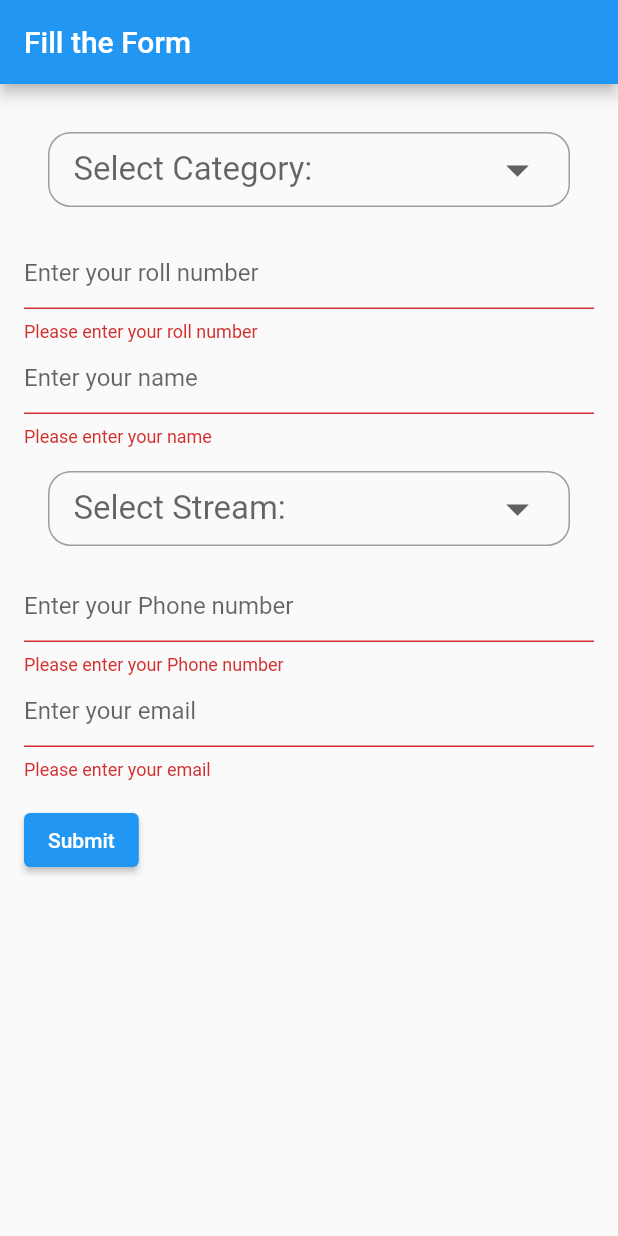
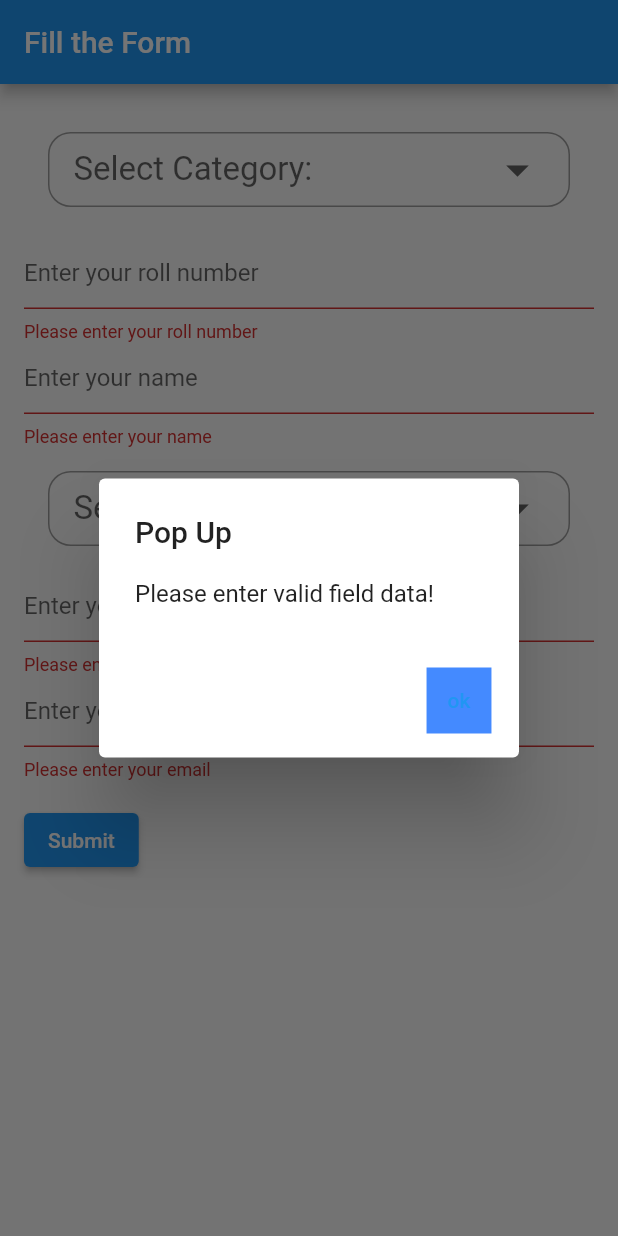
Before and after one commit to aadhi-prem/Duty-Normalizer-App, a Flutter app: the MyCustomForm screen opened directly, after a tap on "Submit", on a phone screen of 412 x 824 dp. Run offline on Flutter 3.47's test engine with Material 2 defaults, Android fonts, the phone set to English and light mode, and no system bars; our stand-ins replace csv, email_validator, file_picker, fluttertoast, sqflite; missing offline and left inert: dart:ffi; accounts and stored records are empty.

Commit message:
Update add_indv.dart
Add inidividually with validation

```diff
--- a/lib/add_indv.dart
+++ b/lib/add_indv.dart
@@ -31,6 +31,7 @@ class MyCustomFormState extends State<MyCustomForm> {
   final _formKey = GlobalKey<FormState>();
   String?batch;
   String?rollno;
+  String?rollno1;
   String?name;
   String?dep;
   String?phno;
@@ -39,6 +40,8 @@ class MyCustomFormState extends State<MyCustomForm> {
   late String newValue2;
   List _deptList=["CSE","CE","EEE","ECE","ME","CHE","EP","PE","MSE","BT","AR","MCA"];
   List _catList=["MTech","PhD","Adhoc"];
+  String mychar='';
+  //String mychar1='';
   @override
   Widget build(BuildContext context) {
     return Scaffold(
@@ -91,14 +94,36 @@ class MyCustomFormState extends State<MyCustomForm> {
                   hintText: 'Enter your roll number',
                 ),
                 validator: (value) {
+                  //value=value?.toUpperCase();
                   if (value==null||value.isEmpty) {
                     //debugPrint("1");
                     return 'Please enter your roll number';
                   }
+                  if(batch=='MTech')
+                  {
+                    mychar='M';
+                    //mychar1='m';
+                  }
+                  else if(batch=='PhD')
+                  {
+                    mychar='P';
+                    //mychar1='p';
+                  } else
+                  {
+                    mychar='A';
+                   // mychar1='a';
+                  }
+                    if (value.toUpperCase().startsWith(mychar)==false) {
+                      debugPrint("NO: starts with correct letter");
+                      return 'Invalid Roll number';
+                    }
+
                   return null;
                 },
                 onSaved: (value) {
-                  rollno = value;
+                  rollno1 = value;
+                  rollno=rollno1?.toUpperCase();
+                  debugPrint(rollno);
                 },
               ),
 
@@ -175,6 +200,8 @@ class MyCustomFormState extends State<MyCustomForm> {
                     // debugPrint("4");
                     return 'Please enter your email';
                   }
+                  if(validateEmail(value)==false)
+                    return 'Invalid Email';
                   return null;
                 },
                 onSaved: (value) {
@@ -196,28 +223,63 @@ class MyCustomFormState extends State<MyCustomForm> {
                       debugPrint('Roll number: $rollno');
                       debugPrint('Phone number: $phno');
                       debugPrint('Department: $dep');
+                      debugPrint('Batch: $batch');
 
                       Map<String, dynamic> a = {
-                        'RollNumber': rollno,
+                        'Rollnumber': rollno,
                         'Name': name,
                         'Department': dep,
                         'PhoneNo': phno,
                         'Email': email,
                       };
 
-                      if(batch=='Mtech') {
-                        LocalDB().writeDB(a, 'Mtech');
-                      }
-                      if(batch=='PhD') {
-                        LocalDB().writeDB(a, 'Phd');
-                      }
-                      if(batch=='Adhoc') {
-                        LocalDB().writeDB(a, 'Adhoc');
-                      }
+                      insertform(a, batch!);
+
+                      showDialog(
+                        context: context,
+                        builder: (ctx) => AlertDialog(
+                          title: const Text("Alert Dialog Box"),
+                          content: const Text("Data Entered into DB successfully"),
+                          actions: <Widget>[
+                            TextButton(
+                              onPressed: () {
+                                Navigator.of(ctx).pop();
+                              },
+                              child: Container(
+                                color: Colors.lightBlueAccent,
+                                padding: const EdgeInsets.all(14),
+                                child: const Text("ok"),
+                              ),
+                            ),
+                          ],
+                        ),
+                      );
+
+
 
                     }
                     else{
                       debugPrint("Fail");
+                      showDialog(
+                        context: context,
+                        builder: (ctx) =>
+                            AlertDialog(
+                              title: const Text("Pop Up"),
+                              content: Text("Please enter valid field data!"),
+                              actions: <Widget>[
+                                TextButton(
+                                  onPressed: () {
+                                    Navigator.of(ctx).pop();
+                                  },
+                                  child: Container(
+                                    color: Colors.blueAccent,
+                                    padding: const EdgeInsets.all(14),
+                                    child: const Text("ok"),
+                                  ),
+                                ),
+                              ],
+                            ),
+                      );
                     }
                   },
                   child: Text('Submit'),
@@ -229,4 +291,24 @@ class MyCustomFormState extends State<MyCustomForm> {
       ),
     );
   }
+
+  Future<void> insertform(Map<String,dynamic> a,String B)async {
+    if(B=='MTech') {
+      await LocalDB().writeDB(a, 'Mtech');
+    }
+    if(B=='PhD') {
+      await LocalDB().writeDB(a, 'Phd');
+    }
+    if(B=='Adhoc') {
+      await LocalDB().writeDB(a, 'Adhoc');
+    }
+  }
+
+  bool validateEmail(String email) {
+    final emailRegex = RegExp(r'^[\w-\.]+@([\w-]+\.)+[\w-]{2,4}$');
+    if (email.isEmpty) {
+      return false;
+    }
+    return emailRegex.hasMatch(email);
+  }
 }
```
